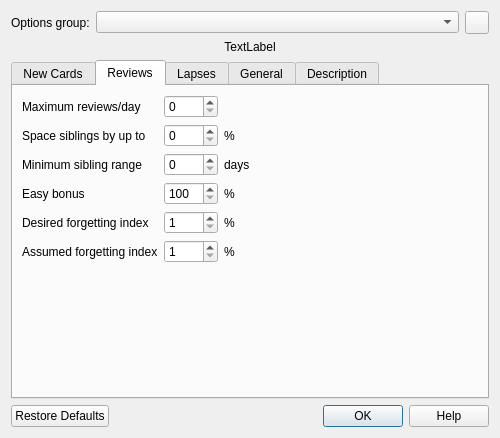
First picture: the form in designer/dconf.ui, repository ankitects/anki, before the edit.
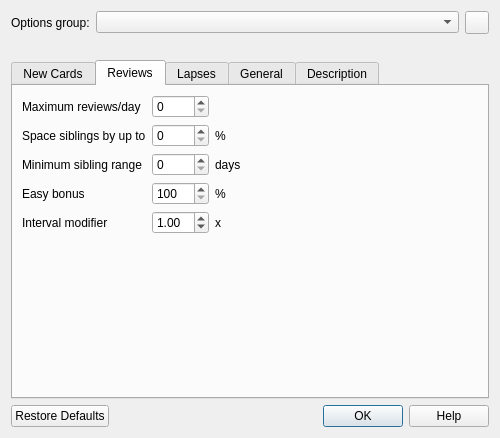
Second picture: the form after the edit. The open tabs and pages were chosen to show the change. Icons and pictures are not drawn.

Commit message: replace fi adjustment with ivl factor

The edit to the form file:
```diff
--- a/designer/dconf.ui
+++ b/designer/dconf.ui
@@ -58,7 +58,7 @@
    <item>
     <widget class="QLabel" name="count">
      <property name="text">
-      <string>TextLabel</string>
+      <string/>
      </property>
      <property name="alignment">
       <set>Qt::AlignCenter</set>
@@ -197,13 +197,6 @@
       <layout class="QVBoxLayout" name="verticalLayout_4">
        <item>
         <layout class="QGridLayout" name="gridLayout_3">
-         <item row="1" column="0">
-          <widget class="QLabel" name="label_15">
-           <property name="text">
-            <string>Space siblings by up to</string>
-           </property>
-          </widget>
-         </item>
          <item row="1" column="1">
           <widget class="QSpinBox" name="revSpace">
            <property name="maximum">
@@ -248,16 +241,13 @@
            </property>
           </widget>
          </item>
-         <item row="3" column="2">
-          <widget class="QLabel" name="label_21">
+         <item row="1" column="0">
+          <widget class="QLabel" name="label_15">
            <property name="text">
-            <string>%</string>
+            <string>Space siblings by up to</string>
            </property>
           </widget>
          </item>
-         <item row="2" column="1">
-          <widget class="QSpinBox" name="revMinSpace"/>
-         </item>
          <item row="3" column="1">
           <widget class="QSpinBox" name="easyBonus">
            <property name="minimum">
@@ -271,43 +261,22 @@
            </property>
           </widget>
          </item>
-         <item row="4" column="0">
-          <widget class="QLabel" name="label_33">
+         <item row="3" column="2">
+          <widget class="QLabel" name="label_21">
            <property name="text">
-            <string>Desired forgetting index</string>
-           </property>
-          </widget>
-         </item>
-         <item row="4" column="1">
-          <widget class="QSpinBox" name="fi1">
-           <property name="minimum">
-            <number>1</number>
-           </property>
-           <property name="maximum">
-            <number>50</number>
+            <string>%</string>
            </property>
           </widget>
          </item>
          <item row="4" column="2">
           <widget class="QLabel" name="label_34">
            <property name="text">
-            <string>%</string>
+            <string>x</string>
            </property>
           </widget>
          </item>
-         <item row="5" column="0">
-          <widget class="QLabel" name="label_35">
-           <property name="text">
-            <string>Assumed forgetting index</string>
-           </property>
-          </widget>
-         </item>
-         <item row="0" column="0">
-          <widget class="QLabel" name="label_37">
-           <property name="text">
-            <string>Maximum reviews/day</string>
-           </property>
-          </widget>
+         <item row="2" column="1">
+          <widget class="QSpinBox" name="revMinSpace"/>
          </item>
          <item row="0" column="1">
           <widget class="QSpinBox" name="revPerDay">
@@ -319,20 +288,6 @@
            </property>
           </widget>
          </item>
-         <item row="5" column="2">
-          <widget class="QLabel" name="label_36">
-           <property name="text">
-            <string>%</string>
-           </property>
-          </widget>
-         </item>
-         <item row="5" column="1">
-          <widget class="QSpinBox" name="fi2">
-           <property name="minimum">
-            <number>1</number>
-           </property>
-          </widget>
-         </item>
          <item row="0" column="2">
           <widget class="QLabel" name="revplim">
            <property name="text">
@@ -340,6 +295,33 @@
            </property>
           </widget>
          </item>
+         <item row="4" column="0">
+          <widget class="QLabel" name="label_33">
+           <property name="text">
+            <string>Interval modifier</string>
+           </property>
+          </widget>
+         </item>
+         <item row="0" column="0">
+          <widget class="QLabel" name="label_37">
+           <property name="text">
+            <string>Maximum reviews/day</string>
+           </property>
+          </widget>
+         </item>
+         <item row="4" column="1">
+          <widget class="QDoubleSpinBox" name="fi1">
+           <property name="minimum">
+            <double>0.300000000000000</double>
+           </property>
+           <property name="singleStep">
+            <double>0.050000000000000</double>
+           </property>
+           <property name="value">
+            <double>1.000000000000000</double>
+           </property>
+          </widget>
+         </item>
         </layout>
        </item>
        <item>
```
Left out of the diff: 1 changed line with no effect on the pictures. The commit also changes 1 other file.
